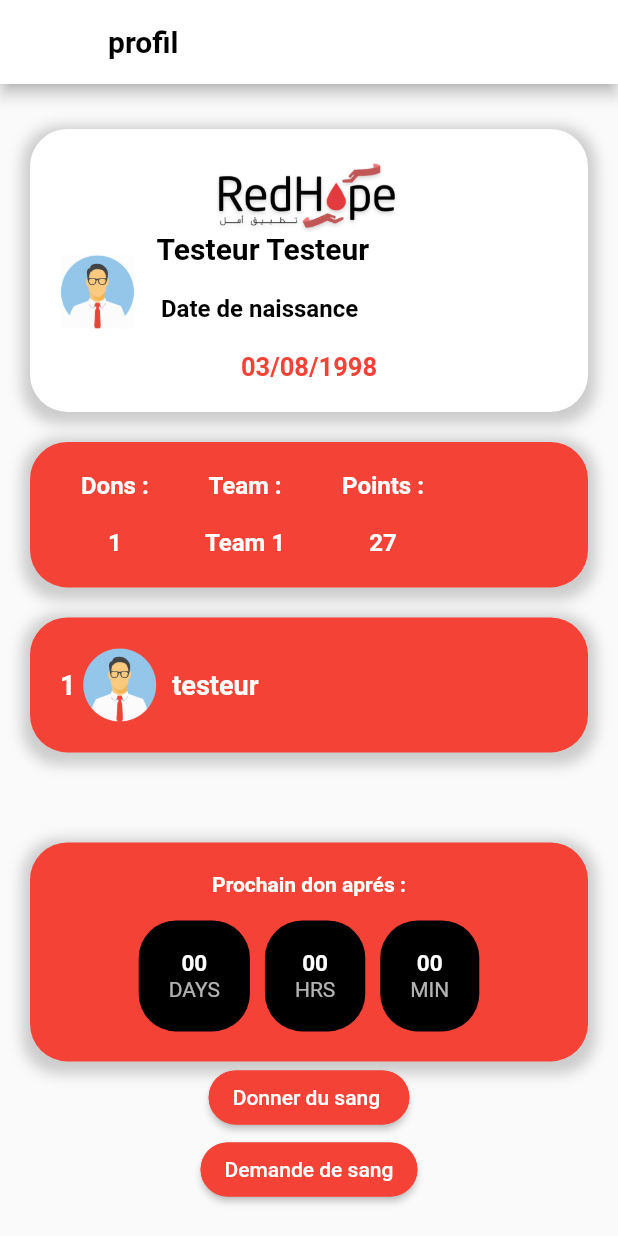
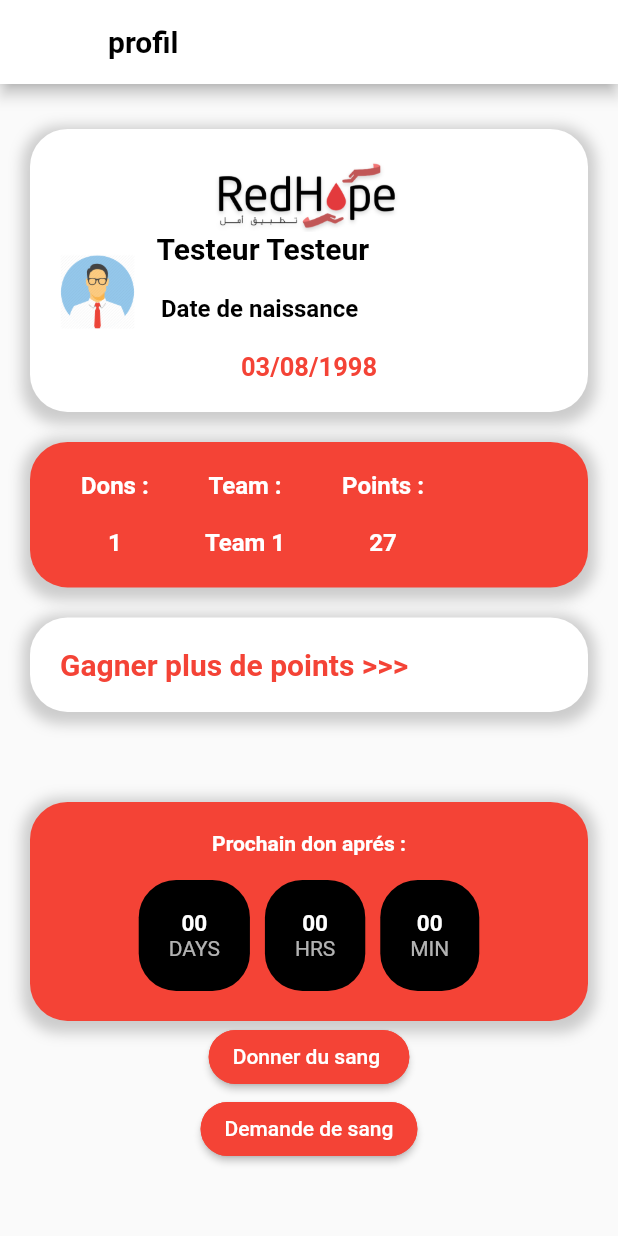
Before and after one commit to HAFDIAHMED/redhope_blood, a Flutter app: the Profile screen opened directly, on a phone screen of 412 x 824 dp. Run offline on Flutter 3.47's test engine with Material 2 defaults, Android fonts, the phone set to English and light mode, and no system bars; missing offline and left inert: sign_button.

Commit message:
new changes

```diff
--- a/lib/menu_pages/profile.dart
+++ b/lib/menu_pages/profile.dart
@@ -218,7 +218,7 @@ class _ProfileState extends State<Profile> {
                 offset: Offset(0, 3),
               )
             ],
-            color: Colors.red,
+            color: Colors.white,
             borderRadius: BorderRadius.circular(25),
           ),
           child: Column(
@@ -228,24 +228,10 @@ class _ProfileState extends State<Profile> {
                 //mainAxisAlignment: MainAxisAlignment.center,
                 children: <Widget>[
                   Text(
-                    "1 ",
+                    "Gagner plus de points >>>",
                     style: TextStyle(
-                        fontSize: 18,
-                        color: Colors.white,
-                        fontWeight: FontWeight.bold),
-                  ),
-                  Image.asset(
-                    'asstets/images/as.png',
-                    width: 50,
-                  ),
-                  SizedBox(
-                    width: 10,
-                  ),
-                  Text(
-                    "testeur",
-                    style: TextStyle(
-                        fontSize: 18,
-                        color: Colors.white,
+                        fontSize: 20,
+                        color: Colors.red,
                         fontWeight: FontWeight.bold),
                   ),
                 ],
```
